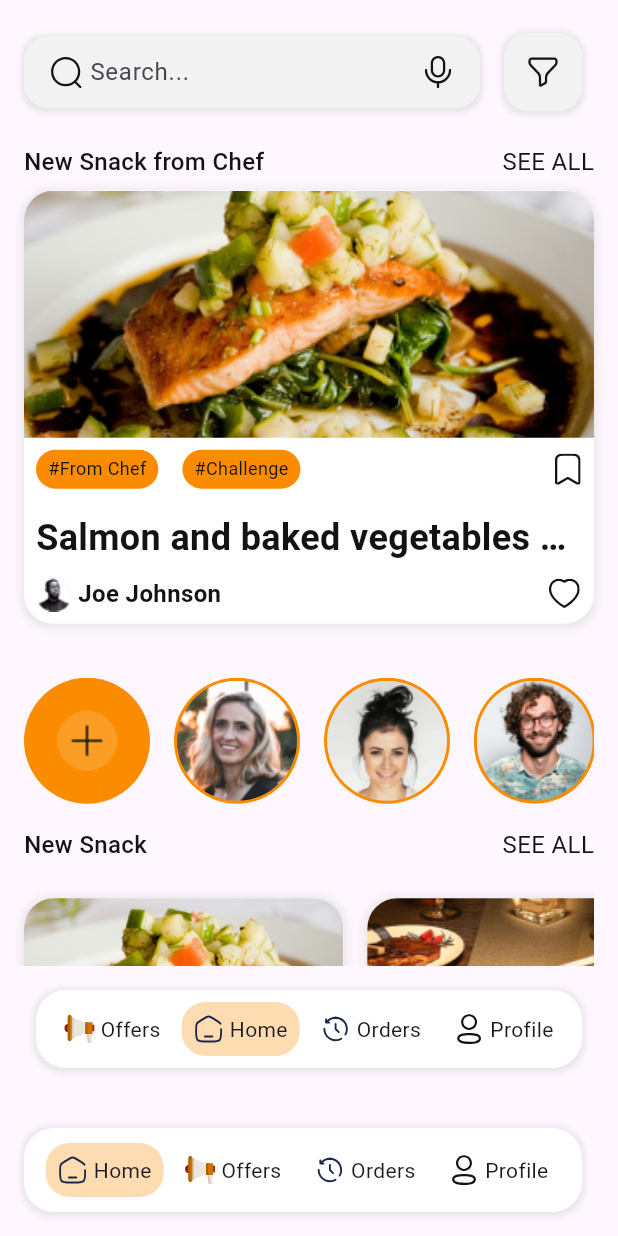
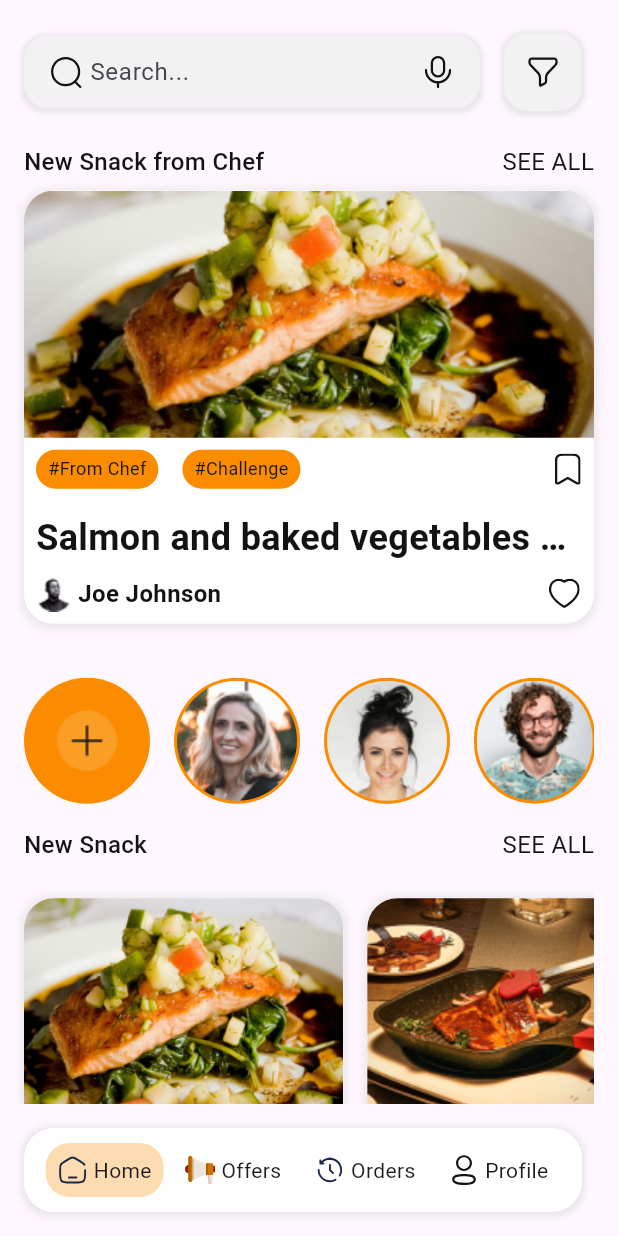
Before and after one commit to shakiz/snack_time_app, a Flutter app: the MainPage screen opened directly, on a phone screen of 412 x 824 dp. Run offline on Flutter 3.47's test engine with Material 3 defaults, Android fonts, the phone set to English and light mode, and no system bars; our stand-ins replace carousel_slider, dots_indicator, flutter_rating_bar, flutter_svg, get.

Commit message:
Fixed home Ui and bottom nav

```diff
--- a/lib/features/home/HomePage.dart
+++ b/lib/features/home/HomePage.dart
@@ -1,14 +1,12 @@
 import 'package:carousel_slider/carousel_slider.dart';
 import 'package:dots_indicator/dots_indicator.dart';
 import 'package:flutter/material.dart';
-import 'package:snack_time/common_widgets/BottomNavItem.dart';
 import 'package:snack_time/common_widgets/CommonSnackItem.dart';
 import 'package:snack_time/common_widgets/CommonSnackItemSmall.dart';
 import 'package:snack_time/common_widgets/DietItem.dart';
 import 'package:snack_time/common_widgets/Extensions.dart';
 import 'package:snack_time/constants/ConstantValues.dart';
 import 'package:snack_time/features/home/HomeViewModel.dart';
-import 'package:snack_time/gen/assets.gen.dart';
 import 'package:provider/provider.dart';
 
 import '../../common_widgets/ExtendedSearchBar.dart';
@@ -28,47 +26,7 @@ class _MyHomePageState extends State<HomePage> {
       builder:
           (BuildContext context, HomeVIewModel homeVIewModel, Widget? child) {
         return SafeArea(
-          child: Scaffold(
-            bottomNavigationBar: Container(
-              decoration: BoxDecoration(
-                  color: Colors.white,
-                  borderRadius: const BorderRadius.all(
-                      Radius.circular(ConstantValues.Radius_20)),
-                  boxShadow: [
-                    BoxShadow(
-                      color: Colors.grey.withOpacity(0.2),
-                      spreadRadius: 2,
-                      blurRadius: 3,
-                      offset: const Offset(0, 1),
-                    )
-                  ]),
-              child: Row(
-                mainAxisAlignment: MainAxisAlignment.spaceAround,
-                children: [
-                  BottomNavItem(
-                      title: "Offers",
-                      iconUrl: Assets.icons.icCampaign,
-                      isSelected: false),
-                  BottomNavItem(
-                      title: "Home",
-                      iconUrl: Assets.icons.icHome,
-                      isSelected: true),
-                  BottomNavItem(
-                      title: "Orders",
-                      iconUrl: Assets.icons.icHistory,
-                      isSelected: false),
-                  BottomNavItem(
-                      title: "Profile",
-                      iconUrl: Assets.icons.icProfile,
-                      isSelected: false),
-                ],
-              ),
-            ).withPadding(ConstantValues.Padding_8).withMarginSeparate(
-                ConstantValues.Margin_24,
-                ConstantValues.Margin_24,
-                ConstantValues.Margin_16,
-                ConstantValues.Margin_24),
-            body: ListView(
+          child: ListView(
             children: <Widget>[
               const SizedBox(
                 height: ConstantValues.Margin_16,
@@ -201,8 +159,7 @@ class _MyHomePageState extends State<HomePage> {
                     onPageChanged: (index, reason) {
                       homeVIewModel.animateToNextPage(index);
                     }),
-                  itemBuilder:
-                      (BuildContext context, int index, int realIndex) {
+                itemBuilder: (BuildContext context, int index, int realIndex) {
                   return CommonSnackItem(
                     snackItem: homeVIewModel.getNewAddedItem()[index],
                     itemWidth: MediaQuery.of(context).size.width,
@@ -211,7 +168,7 @@ class _MyHomePageState extends State<HomePage> {
                 },
               ),
               DotsIndicator(
-                  position: homeVIewModel.currentPage,
+                position: homeVIewModel.currentSliderItem,
                 dotsCount: homeVIewModel.getNewAddedItem().length,
                 decorator: const DotsDecorator(
                   size: Size.square(12.0),
@@ -236,7 +193,6 @@ class _MyHomePageState extends State<HomePage> {
               )
             ],
           ),
-          ),
         );
       },
     );
--- a/lib/features/home/HomeViewModel.dart
+++ b/lib/features/home/HomeViewModel.dart
@@ -1,15 +1,22 @@
 import 'package:flutter/cupertino.dart';
 import 'package:snack_time/data/model/SnackItem.dart';
+import 'package:snack_time/features/home/HomePage.dart';
+import 'package:snack_time/features/profile/ProfilePage.dart';
 
 import '../../data/model/UserStory.dart';
 import '../../gen/assets.gen.dart';
 
 class HomeVIewModel extends ChangeNotifier {
-  int currentPage = 0;
+  int currentSliderItem = 0;
   final PageController pageController = PageController();
 
+  final appPages = [
+    const HomePage(),
+    const ProfilePage(),
+  ];
+
   void animateToNextPage(int pageNo) {
-    currentPage = pageNo;
+    currentSliderItem = pageNo;
     notifyListeners();
   }
 
--- a/lib/features/onboarding/OnBoardingPage.dart
+++ b/lib/features/onboarding/OnBoardingPage.dart
@@ -35,7 +35,7 @@ class _OnBoardingPageState extends State<OnBoardingPage> {
                   right: 0,
                   child: GestureDetector(
                     onTap: () {
-                      Get.offNamed(AppRoutes.APP_ROUTE_HOME);
+                      Get.offNamed(AppRoutes.APP_ROUTE_MAIN);
                     },
                     child: Container(
                       margin: const EdgeInsets.all(ConstantValues.Margin_24),
--- a/lib/features/onboarding/OnBoardingViewModel.dart
+++ b/lib/features/onboarding/OnBoardingViewModel.dart
@@ -41,7 +41,7 @@ class OnBoardingViewModel extends ChangeNotifier {
       );
       notifyListeners();
     } else if (currentPage == 2) {
-      Get.offNamed(AppRoutes.APP_ROUTE_HOME);
+      Get.offNamed(AppRoutes.APP_ROUTE_MAIN);
     }
   }
 
```
Lines whose indentation alone changed are shown as unchanged.
